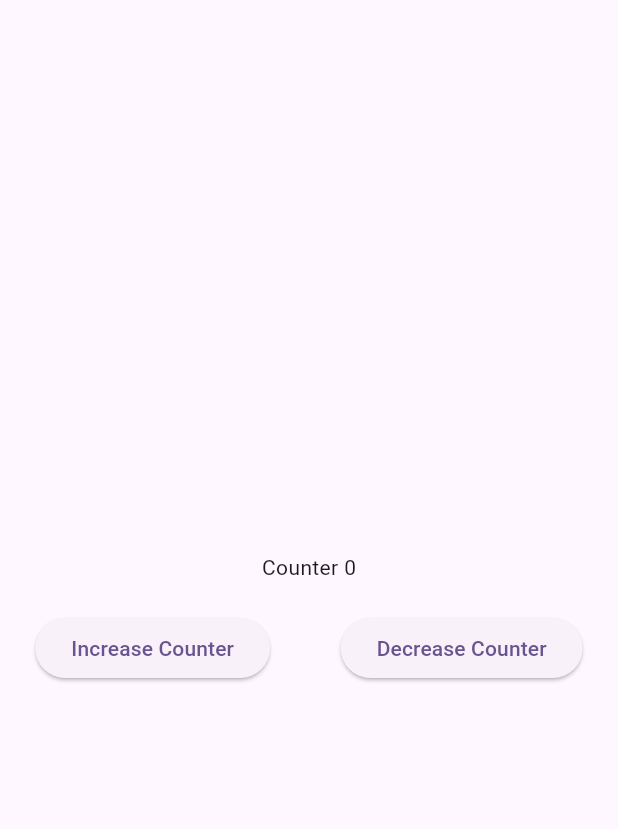
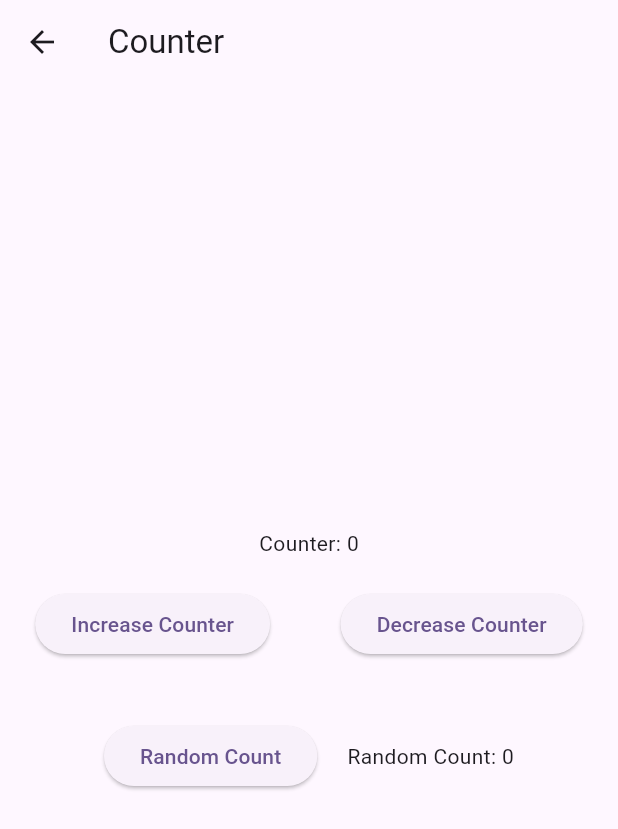
Before and after one commit to gaurishankar007/Flutter-Stacked-Architecture-Sample, a Flutter app: the screen it shows after launch, after a tap on "Counter View", on a phone screen of 412 x 824 dp. Shown: the top 829 px of the screen. Run offline on Flutter 3.47's test engine with Material 3 defaults, Android fonts, the phone set to English and light mode, and no system bars; our stand-ins replace stacked, stacked_services, stacked_shared.

Commit message:
feat: counter view model

```diff
--- /dev/null
+++ b/lib/app/app.locator.dart
@@ -0,0 +1,24 @@
+// GENERATED CODE - DO NOT MODIFY BY HAND
+
+// **************************************************************************
+// StackedLocatorGenerator
+// **************************************************************************
+
+// ignore_for_file: public_member_api_docs, implementation_imports, depend_on_referenced_packages
+
+import 'package:stacked_services/src/navigation/navigation_service.dart';
+import 'package:stacked_shared/stacked_shared.dart';
+
+final locator = StackedLocator.instance;
+
+Future<void> setupLocator({
+  String? environment,
+  EnvironmentFilter? environmentFilter,
+}) async {
+// Register environments
+  locator.registerEnvironment(
+      environment: environment, environmentFilter: environmentFilter);
+
+// Register dependencies
+  locator.registerLazySingleton(() => NavigationService());
+}
--- a/lib/config/routes/routes.router.dart
+++ b/lib/app/app.router.dart
@@ -7,9 +7,9 @@
 // ignore_for_file: no_leading_underscores_for_library_prefixes
 import 'package:flutter/material.dart' as _i4;
 import 'package:flutter/material.dart';
-import 'package:stacked_architecture/features/counter/counter_view.dart' as _i3;
-import 'package:stacked_architecture/features/home/home_view.dart' as _i2;
 import 'package:stacked/stacked.dart' as _i1;
+import 'package:stacked_architecture/view/counter/counter_view.dart' as _i3;
+import 'package:stacked_architecture/view/home/home_view.dart' as _i2;
 import 'package:stacked_services/stacked_services.dart' as _i5;
 
 class Routes {
--- a/lib/config/routes/routes.dart
+++ /dev/null
@@ -1,12 +0,0 @@
-import 'package:stacked/stacked_annotations.dart';
-
-import '../../features/counter/counter_view.dart';
-import '../../features/home/home_view.dart';
-
-@StackedApp(
-  routes: [
-    MaterialRoute(page: HomeView),
-    MaterialRoute(page: CounterView),
-  ],
-)
-class Routes {}
--- a/lib/core/services/locator.dart
+++ /dev/null
@@ -1,8 +0,0 @@
-import 'package:stacked/stacked_annotations.dart';
-import 'package:stacked_services/stacked_services.dart';
-
-final locator = StackedLocator.instance;
-
-void setupLocators() {
-  locator.registerLazySingleton(() => NavigationService());
-}
--- a/lib/features/home/home_view_model.dart
+++ /dev/null
@@ -1,3 +0,0 @@
-import 'package:stacked/stacked.dart';
-
-class HomeViewModel extends BaseViewModel {}
--- a/lib/main.dart
+++ b/lib/main.dart
@@ -1,11 +1,11 @@
 import 'package:flutter/material.dart';
-import 'package:stacked_architecture/core/services/locator.dart';
 import 'package:stacked_services/stacked_services.dart';
 
-import 'config/routes/routes.router.dart';
+import 'app/app.locator.dart';
+import 'app/app.router.dart';
 
 void main() {
-  setupLocators();
+  setupLocator();
   runApp(const StackedArchitecture());
 }
 
--- a/lib/features/counter/counter_view.dart
+++ b/lib/view/counter/counter_view.dart
@@ -3,6 +3,7 @@ import 'package:stacked/stacked.dart';
 
 import 'counter_view_model.dart';
 import 'widgets/counter_widget.dart';
+import 'widgets/random_count_widget.dart';
 
 class CounterView extends StackedView<CounterViewModel> {
   const CounterView({super.key});
@@ -13,9 +14,17 @@ class CounterView extends StackedView<CounterViewModel> {
     CounterViewModel viewModel,
     Widget? child,
   ) {
-    return const Scaffold(
-      body: SafeArea(
-        child: CounterViewWidget(),
+    return Scaffold(
+      appBar: AppBar(title: const Text("Counter")),
+      body: const SafeArea(
+        child: Column(
+          mainAxisAlignment: MainAxisAlignment.center,
+          children: [
+            CounterViewWidget(),
+            SizedBox(height: 40),
+            RandomCountWidget(),
+          ],
+        ),
       ),
     );
   }
--- a/lib/features/counter/counter_view_model.dart
+++ b/lib/view/counter/counter_view_model.dart
@@ -1,8 +1,11 @@
+import 'dart:math';
+
 import 'package:stacked/stacked.dart';
 
 class CounterViewModel extends BaseViewModel {
   int counter = 0;
-  int randomCounter = 0;
+  int randomCount = 0;
+  bool randomLoading = false;
 
   String get getCounterLabel => "Counter label is: $counter";
 
@@ -15,4 +18,13 @@ class CounterViewModel extends BaseViewModel {
     counter--;
     rebuildUi();
   }
+
+  void getRandomCount() async {
+    rebuildUi();
+    randomLoading = true;
+    await Future.delayed(const Duration(seconds: 3));
+    randomCount = Random().nextInt(100);
+    randomLoading = false;
+    rebuildUi();
+  }
 }
--- a/lib/features/counter/widgets/counter_widget.dart
+++ b/lib/view/counter/widgets/counter_widget.dart
@@ -15,11 +15,13 @@ class CounterViewWidget extends StackedView<CounterViewModel> {
     Widget? child,
   ) {
     log("Counter Widget Rebuilt");
+
     return Column(
+      mainAxisSize: MainAxisSize.min,
       mainAxisAlignment: MainAxisAlignment.center,
       children: [
         const SizedBox(width: double.maxFinite),
-        Text("Counter ${viewModel.counter}"),
+        Text("Counter: ${viewModel.counter}"),
         const SizedBox(height: 20),
         Row(
           mainAxisAlignment: MainAxisAlignment.spaceAround,
--- /dev/null
+++ b/lib/view/counter/widgets/random_count_widget.dart
@@ -0,0 +1,39 @@
+import 'dart:developer';
+
+import 'package:flutter/material.dart';
+import 'package:stacked/stacked.dart';
+
+import '../counter_view_model.dart';
+
+class RandomCountWidget extends StatelessWidget {
+  const RandomCountWidget({super.key});
+
+  @override
+  Widget build(BuildContext context) {
+    return ViewModelBuilder<CounterViewModel>.reactive(
+      viewModelBuilder: () => CounterViewModel(),
+      builder: (context, viewModel, child) {
+        log("Random Counter ViewModelBuilder Widget Rebuilt");
+
+        return Row(
+          mainAxisSize: MainAxisSize.min,
+          children: [
+            ElevatedButton(
+              onPressed: viewModel.getRandomCount,
+              child: const Text("Random Count"),
+            ),
+            const SizedBox(width: 20),
+            if (viewModel.randomLoading)
+              const SizedBox(
+                height: 20,
+                width: 20,
+                child: CircularProgressIndicator(strokeWidth: 2),
+              )
+            else
+              Text("Random Count: ${viewModel.randomCount}"),
+          ],
+        );
+      },
+    );
+  }
+}
--- a/lib/features/home/home_view.dart
+++ b/lib/view/home/home_view.dart
@@ -1,9 +1,6 @@
 import 'package:flutter/material.dart';
-import 'package:stacked_architecture/core/services/locator.dart';
 import 'package:stacked/stacked.dart';
-import 'package:stacked_services/stacked_services.dart';
 
-import '../counter/counter_view.dart';
 import 'home_view_model.dart';
 
 class HomeView extends StackedView<HomeViewModel> {
@@ -26,8 +23,7 @@ class HomeView extends StackedView<HomeViewModel> {
           children: [
             const SizedBox(width: double.maxFinite),
             ElevatedButton(
-              onPressed: () => locator<NavigationService>()
-                  .navigateToView(const CounterView()),
+              onPressed: viewModel.navigateToCounterView,
               child: const Text("Counter View"),
             ),
           ],
```
Also changed, not shown: lib/app/app.dart (added, +16 -0 lines), lib/view/home/home_view_model.dart (added, +11 -0 lines).
